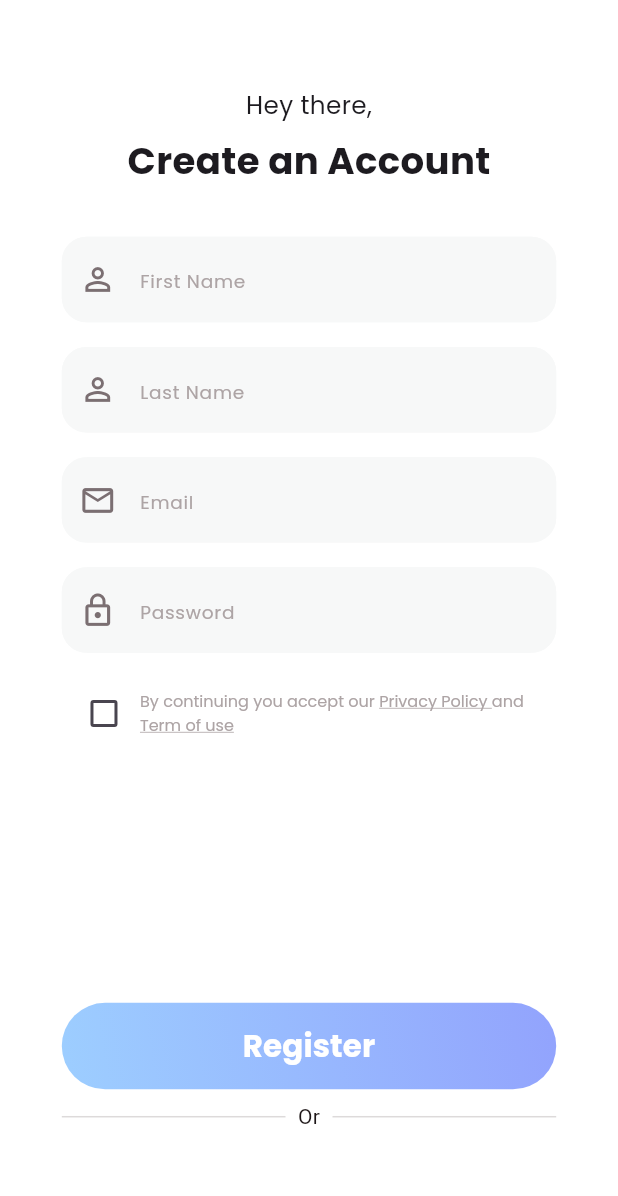
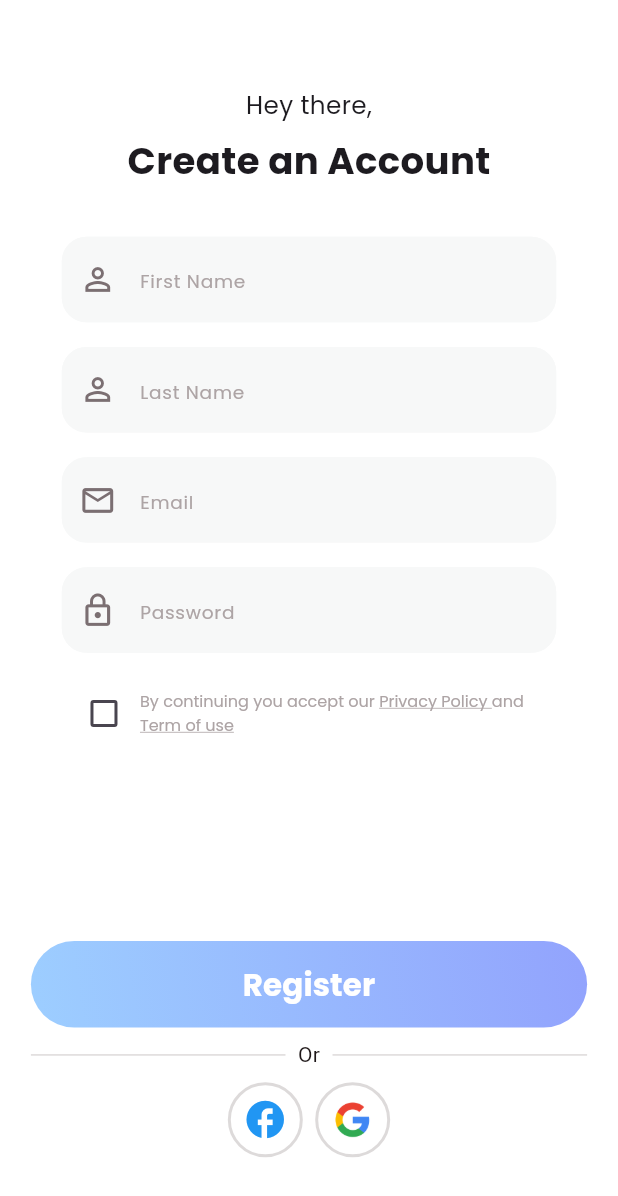
Before and after one commit to mmkocak/fitnesx_flutter, a Flutter app: the AccounCreateScreen screen opened directly, on a phone screen of 412 x 824 dp. Shown: the top 1196 px of the screen. Run offline on Flutter 3.47's test engine with Material 3 defaults, Android fonts, the phone set to English and light mode, and no system bars; our stand-ins replace flutter_bloc.

Commit message:
google ve facebook buton tasarımı bitti

```diff
--- a/lib/feature/screen/register/account_create_screen.dart
+++ b/lib/feature/screen/register/account_create_screen.dart
@@ -12,6 +12,7 @@ class _AccounCreateScreenState extends State<AccounCreateScreen> {
   Widget build(BuildContext context) {
     double screenHeight = MediaQuery.sizeOf(context).height;
     double screenWidth = MediaQuery.sizeOf(context).width;
+    final String googleIcon = "assets/images/google.png";
     return Scaffold(
       body: Padding(
         padding: EdgeInsets.symmetric(
@@ -85,24 +86,32 @@ class _AccounCreateScreenState extends State<AccounCreateScreen> {
                     ),
                     const PrivacyPolicyChackbox(),
                     SizedBox(
-                      height: screenHeight * 0.2,
+                      height: screenHeight * 0.15,
                     ),
-                    CustomElevetadButton(onPressed: () {}, text: "Register", height: screenHeight * 0.07, width: screenWidth * 0.9,),
+                  ],
+                ),
+              ),
+            ),
+            CustomElevetadButton(
+              onPressed: () {},
+              text: "Register",
+              height: screenHeight * 0.07,
+              width: screenWidth * 0.9,
+            ),
             Padding(
-                      padding:
-                          EdgeInsets.symmetric(vertical: screenHeight * 0.01),
+              padding: EdgeInsets.symmetric(vertical: screenHeight * 0.01),
               child: Row(
                 mainAxisAlignment: MainAxisAlignment.center,
                 children: [
                   const Expanded(
-                            child:  Divider(
+                    child: Divider(
                       color: AppColors.gray_3,
                     ),
                     flex: 2,
                   ),
                   Padding(
-                            padding: EdgeInsets.symmetric(
-                                horizontal: screenWidth * 0.02),
+                    padding:
+                        EdgeInsets.symmetric(horizontal: screenWidth * 0.02),
                     child: const Text(
                       "Or",
                       textAlign: TextAlign.center,
@@ -117,11 +126,49 @@ class _AccounCreateScreenState extends State<AccounCreateScreen> {
                   )
                 ],
               ),
-                    )
-                  ],
+            ),
+            Row(
+              mainAxisAlignment: MainAxisAlignment.center,
+              crossAxisAlignment: CrossAxisAlignment.center,
+              children: [
+                Container(
+                  decoration: BoxDecoration(
+                    shape: BoxShape.circle,
+                    border: Border.all(
+                      color: AppColors.gray_3,
+                      width: 2,
                     ),
                   ),
+                  height: 50,
+                  width: 50,
+                  child: Icon(
+                    Icons.facebook,
+                    color: Colors.blue,
+                    size: 30,
                   ),
+                ),
+                SizedBox(
+                  width: screenWidth * 0.02,
+                ),
+                Container(
+                  decoration: BoxDecoration(
+                    shape: BoxShape.circle,
+                    border: Border.all(
+                      color: AppColors.gray_3,
+                      width: 2,
+                    ),
+                  ),
+                  height: 50,
+                  width: 50,
+                  child: Center(
+                      child: Image.asset(
+                    googleIcon,
+                    width: 25,
+                    height: 25,
+                  )),
+                ),
+              ],
+            )
           ],
         ),
       ),
--- a/lib/main.dart
+++ b/lib/main.dart
@@ -20,7 +20,7 @@ const fitnesX({ Key? key }) : super(key: key);
             scaffoldBackgroundColor: Colors.white
         ),
         debugShowCheckedModeBanner: false,
-        home: const SplashScreen(),
+        home: const AccounCreateScreen(),
       ),
     );
   }
```
Also changed, not shown: assets/images/google.png (added). Lines whose indentation alone changed are shown as unchanged.
